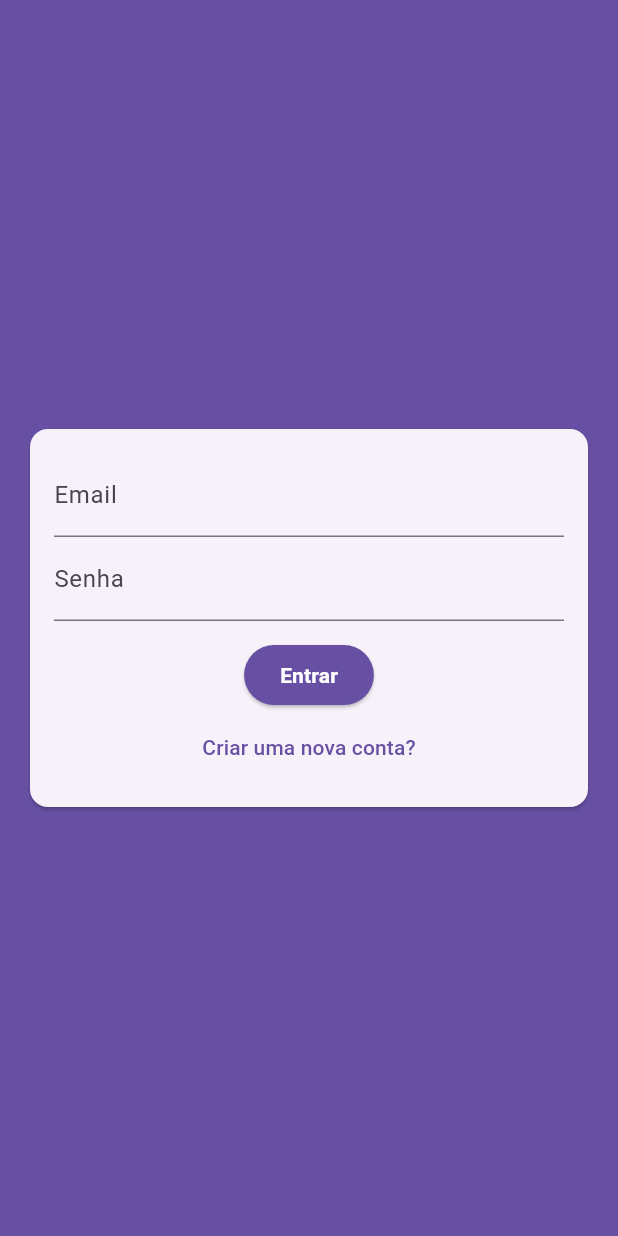
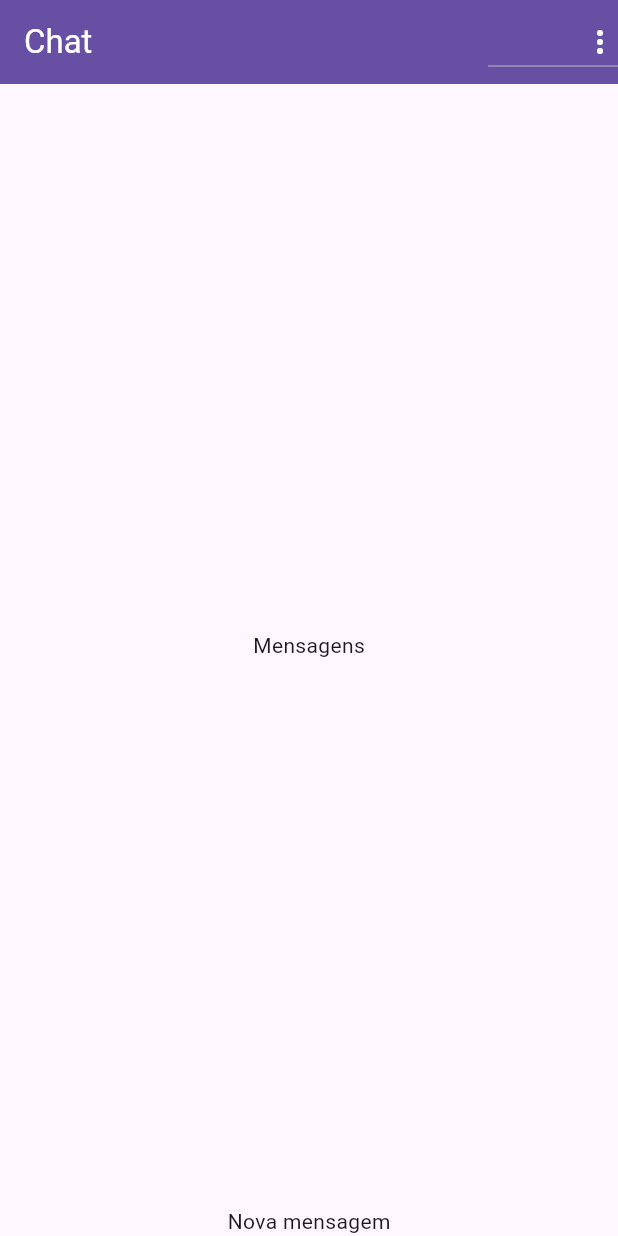
Before and after one commit to devdimittrisouza/FirebaseIntegration, a Flutter app: the screen it shows after launch, on a phone screen of 412 x 824 dp. Run offline on Flutter 3.47's test engine with Material 3 defaults, Android fonts, the phone set to English and light mode, and no system bars; our stand-ins replace image_picker; accounts and stored records are empty.

Commit message:
Starting chat function creation.

```diff
--- /dev/null
+++ b/lib/components/messages.dart
@@ -0,0 +1,12 @@
+import 'package:flutter/material.dart';
+
+class Messages extends StatelessWidget{
+  const Messages({super.key});
+
+  @override
+  Widget build(BuildContext context) {
+    return Center(
+      child: Text("Mensagens"),
+    );
+  }
+}
--- /dev/null
+++ b/lib/components/new_message.dart
@@ -0,0 +1,12 @@
+import 'package:flutter/material.dart';
+
+class NewMessage extends StatelessWidget {
+  const NewMessage({super.key});
+
+  @override
+  Widget build(BuildContext context) {
+    return Center(
+      child: Text("Nova mensagem"),
+    );
+  }
+}
--- a/lib/core/services/auth/auth_mock_service.dart
+++ b/lib/core/services/auth/auth_mock_service.dart
@@ -7,12 +7,21 @@ import 'package:push_notification/core/services/auth/auth_service.dart';
 
 class AuthMockService implements AuthService {
 
-  static Map<String, ChatUser> _users = {};
+  static final _defaultUser = ChatUser(
+      id: '1',
+      name: 'teste',
+      email: 'teste@gmail.com',
+      imageURL: 'assets/imagens/avatar.png'
+  );
+
+  static Map<String, ChatUser> _users = {
+    _defaultUser.email: _defaultUser,
+  };
   static ChatUser? _currentUser;
   static MultiStreamController<ChatUser?>? _controller;
   static final _userStream = Stream<ChatUser?>.multi((controller) {
     _controller = controller;
-    _updateUser(null);
+    _updateUser(_defaultUser);
   });
 
   ChatUser? get currentUser{
--- a/lib/core/services/auth/auth_service.dart
+++ b/lib/core/services/auth/auth_service.dart
@@ -1,6 +1,7 @@
 import 'dart:io';
 
 import 'package:push_notification/core/models/chat_user.dart';
+import 'package:push_notification/core/services/auth/auth_mock_service.dart';
 
 abstract class AuthService {
   ChatUser? get currentUser;
@@ -18,4 +19,8 @@ abstract class AuthService {
     String password,
   );
   Future<void> logout();
+
+  factory AuthService(){
+    return AuthMockService();
+  }
 }
--- a/lib/pages/auth_page.dart
+++ b/lib/pages/auth_page.dart
@@ -2,6 +2,7 @@ import 'package:flutter/material.dart';
 import 'package:push_notification/components/auth_form.dart';
 import 'package:push_notification/core/models/auth_form_data.dart';
 import 'package:push_notification/core/services/auth/auth_mock_service.dart';
+import 'package:push_notification/core/services/auth/auth_service.dart';
 
 
 class AuthPage extends StatefulWidget {
@@ -22,7 +23,7 @@ class _AuthPageState extends State<AuthPage> {
 
       if(formData.isLogin){
         //login
-        await AuthMockService().login(formData.email, formData.password);
+        await AuthService().login(formData.email, formData.password);
       }else {
         //signup
         await AuthMockService().signup(
--- a/lib/pages/chat_page.dart
+++ b/lib/pages/chat_page.dart
@@ -1,5 +1,7 @@
 import 'package:flutter/material.dart';
-import 'package:push_notification/core/services/auth/auth_mock_service.dart';
+import 'package:push_notification/components/messages.dart';
+import 'package:push_notification/components/new_message.dart';
+import 'package:push_notification/core/services/auth/auth_service.dart';
 
 class ChatPage extends StatelessWidget {
   const ChatPage({super.key});
@@ -7,17 +9,52 @@ class ChatPage extends StatelessWidget {
   @override
   Widget build(BuildContext context) {
     return Scaffold(
-      body: Center(
+      appBar: AppBar(
+        title: Text("Chat",
+        style: TextStyle(
+          color: Colors.white
+        )
+        ),
+        backgroundColor: Theme.of(context).primaryColor,
+        actions: [
+          DropdownButton(
+              icon: Icon(
+                Icons.more_vert,
+                color: Theme.of(context).primaryIconTheme.color,
+              ),
+              items: [
+                DropdownMenuItem(
+                  value: 'logout',
+                    child: Container(
+                      child: Row(
+                        children: [
+                          Icon(
+                              Icons.exit_to_app,
+                            color: Colors.black87,
+                          ),
+                          SizedBox(width: 10,
+                          ),
+                          Text("Sair")
+                        ],
+                      ),
+                    )
+                )
+              ],
+              onChanged: (value) {
+                if(value == 'logout'){
+                  AuthService().logout();
+                }
+              }
+          )
+        ],
+      ),
+      body: SafeArea(
         child: Column(
-          mainAxisAlignment: MainAxisAlignment.center,
           children: [
-            Text("Chat page"),
-            TextButton(
-                onPressed: (){
-                  AuthMockService().logout();
-                },
-                child: Text("Logout")
-            )
+            Expanded(
+                child: Messages()
+            ),
+            NewMessage()
           ],
         ),
       ),
```
Also changed, not shown: lib/core/models/chat_message.dart (added, +18 -0 lines).
